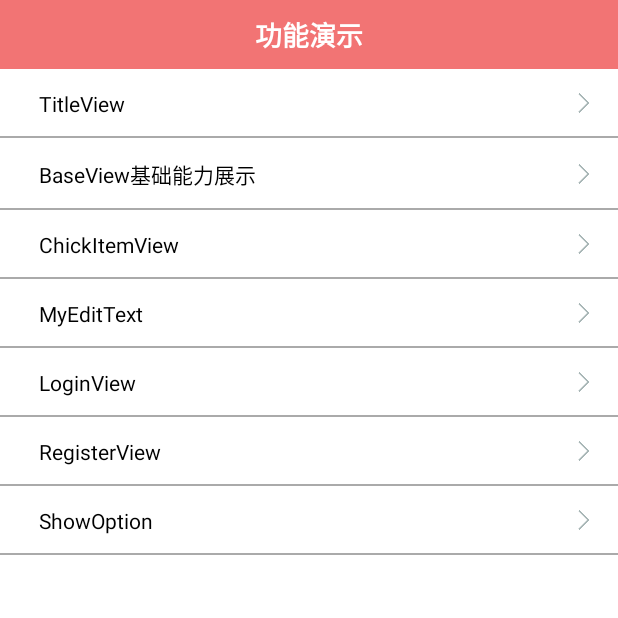
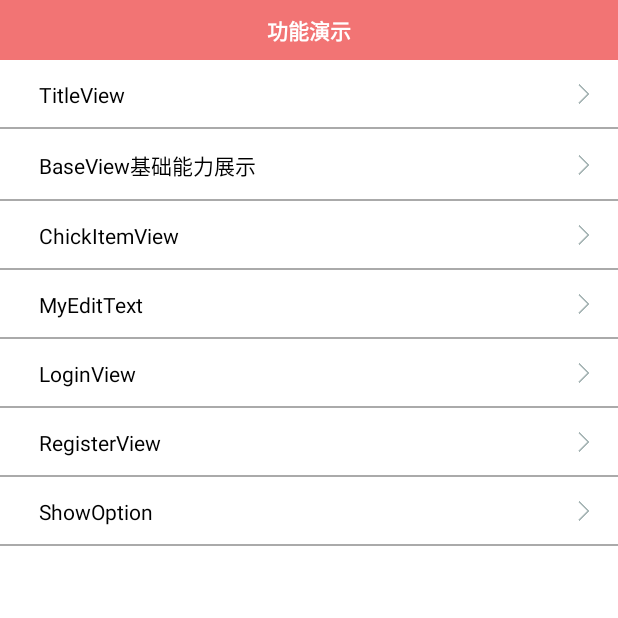
Before and after one commit to hHui056/android_mvp_generate, an Android app: the screen it shows after launch (MainActivity), on a phone screen of 412 x 824 dp, the top half of it. Run offline under Robolectric (Android 15) with nearby library versions, the phone set to English and light mode, and no system bars; libraries missing offline, so code that uses them is left out: com.bigkoo.pickerview, com.readystatesoftware.systembartint.

Commit message:
修改title字体大小和返回键图片大小

```diff
--- a/baselibrary/build.gradle
+++ b/baselibrary/build.gradle
@@ -10,7 +10,7 @@ android {
         minSdkVersion 21
         targetSdkVersion 26
         versionCode 2
-        versionName "1.0.10"
+        versionName "1.0.11"
         testInstrumentationRunner "android.support.test.runner.AndroidJUnitRunner"
     }
     compileOptions {
--- a/baselibrary/src/main/res/layout/title_layout.xml
+++ b/baselibrary/src/main/res/layout/title_layout.xml
@@ -7,8 +7,8 @@
 
     <ImageView
         android:id="@+id/back"
-        android:layout_width="@dimen/base_dimen_64"
-        android:layout_height="@dimen/base_dimen_64"
+        android:layout_width="@dimen/base_dimen_48"
+        android:layout_height="@dimen/base_dimen_48"
         android:layout_centerVertical="true"
         android:layout_marginLeft="@dimen/base_dimen_24"
         android:src="@drawable/back" />
@@ -26,7 +26,7 @@
         android:id="@+id/m_title"
         style="@style/title_text_style"
         android:layout_centerInParent="true"
-        android:textSize="@dimen/bigTextSize"
+        android:textSize="@dimen/normalTextSize"
         android:textStyle="bold" />
 
     <ImageView
```
